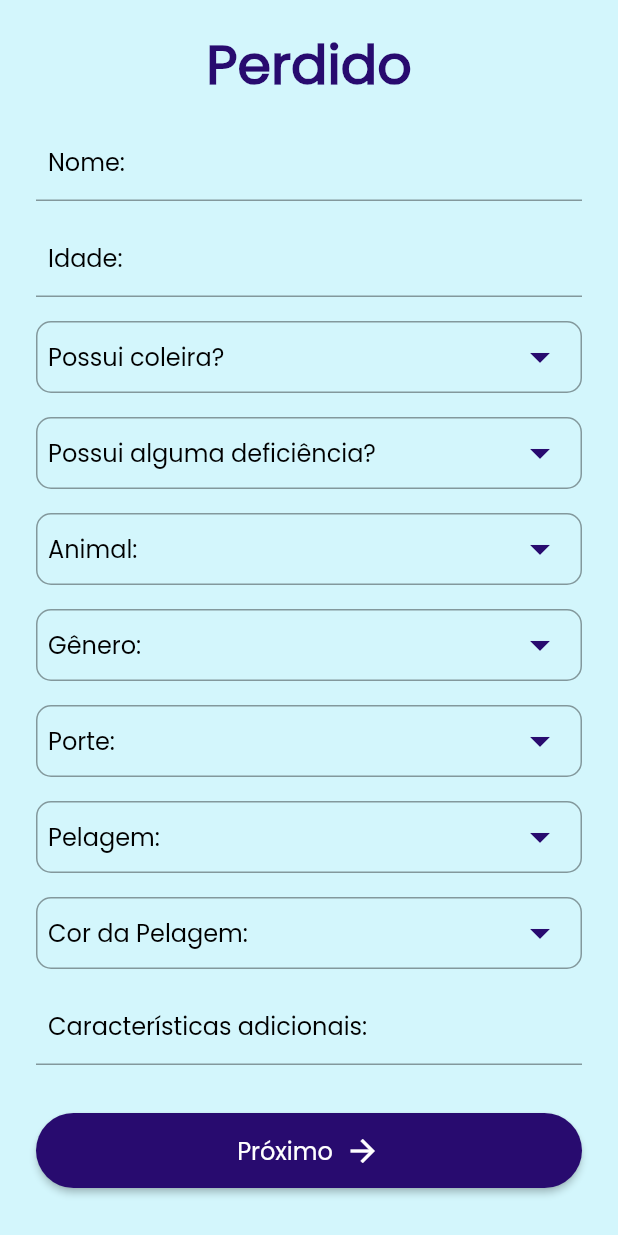
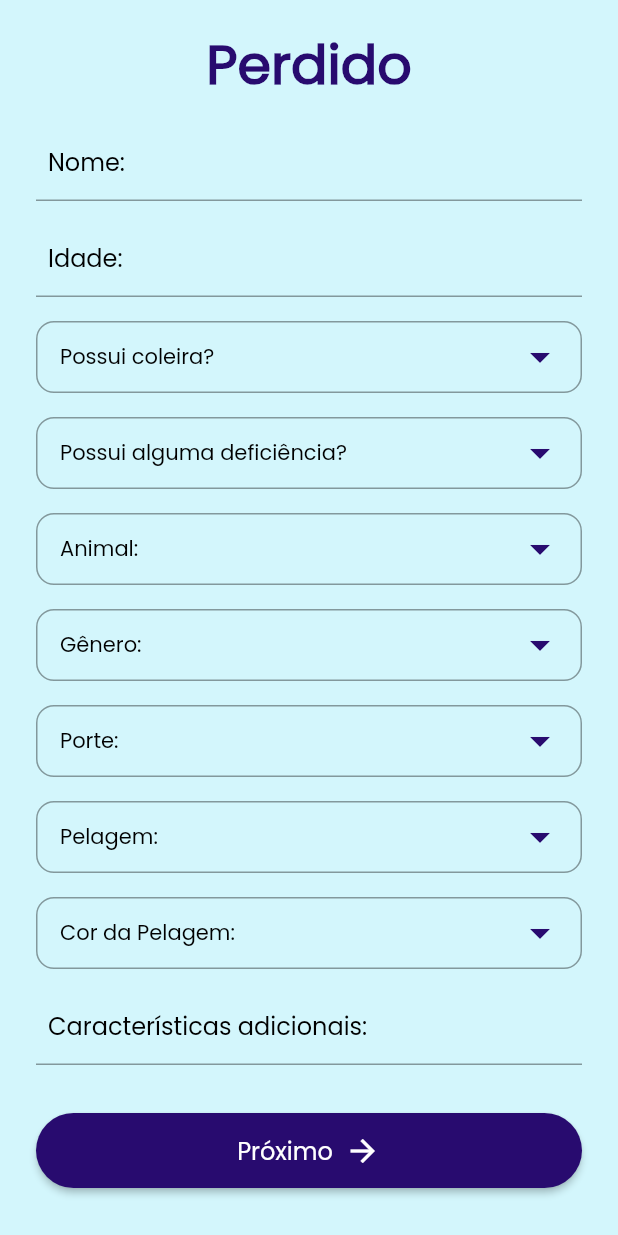
Before and after one commit to victorflll/miauche, a Flutter app: the LostAnimalGeneralRegisterScreen screen opened by its route, scrolled down 104 dp, on a phone screen of 412 x 824 dp. Run offline on Flutter 3.47's test engine with Material 2 defaults, Android fonts, the phone set to English and light mode, and no system bars; our stand-ins replace image_picker, mask_text_input_formatter, sqflite; missing offline and left inert: search_cep; accounts and stored records are empty.

Commit message:
Dropdown changes update

```diff
--- a/lib/ui/widgets/fields/app_dropdown.dart
+++ b/lib/ui/widgets/fields/app_dropdown.dart
@@ -39,36 +39,29 @@ class _AppDropdownState extends State<AppDropdown> {
               ),
             ),
           ),
-
           DropdownButtonHideUnderline(
             child: DropdownButtonFormField(
-
               decoration: const InputDecoration(
                 hoverColor: AppColors.darkBlue,
                 border: OutlineInputBorder(
-                  borderRadius:BorderRadius.all(Radius.circular(10)),
+                  borderRadius: BorderRadius.all(Radius.circular(12)),
                 ),
-
                 hintStyle: TextStyle(
-                  fontSize: 16,
+                  fontSize: 11,
                   fontWeight: FontWeight.bold,
                   color: Colors.black,
                   fontFamily: "Poppins",
                 ),
-
-                contentPadding: EdgeInsets.symmetric(horizontal: 8),
-
+                contentPadding: EdgeInsets.symmetric(horizontal: 16),
               ),
               isExpanded: true,
-
               dropdownColor: AppColors.background,
               iconEnabledColor: AppColors.darkBlue,
               iconSize: 32,
               value: dropdownItem,
-
-
               hint: AppText(
                 label: widget.hint,
+                fontSize: 14,
               ),
               items: widget.items.map<DropdownMenuItem<String>>((String item) {
                 return DropdownMenuItem<String>(
```
Also changed, not shown: pubspec.lock.
